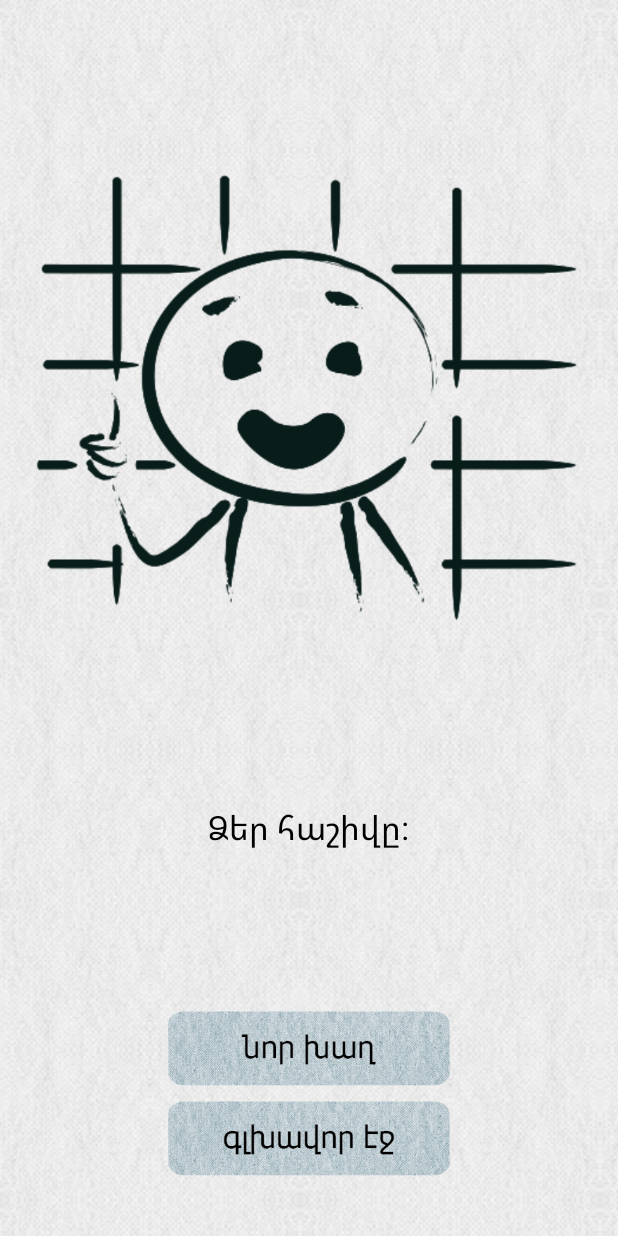
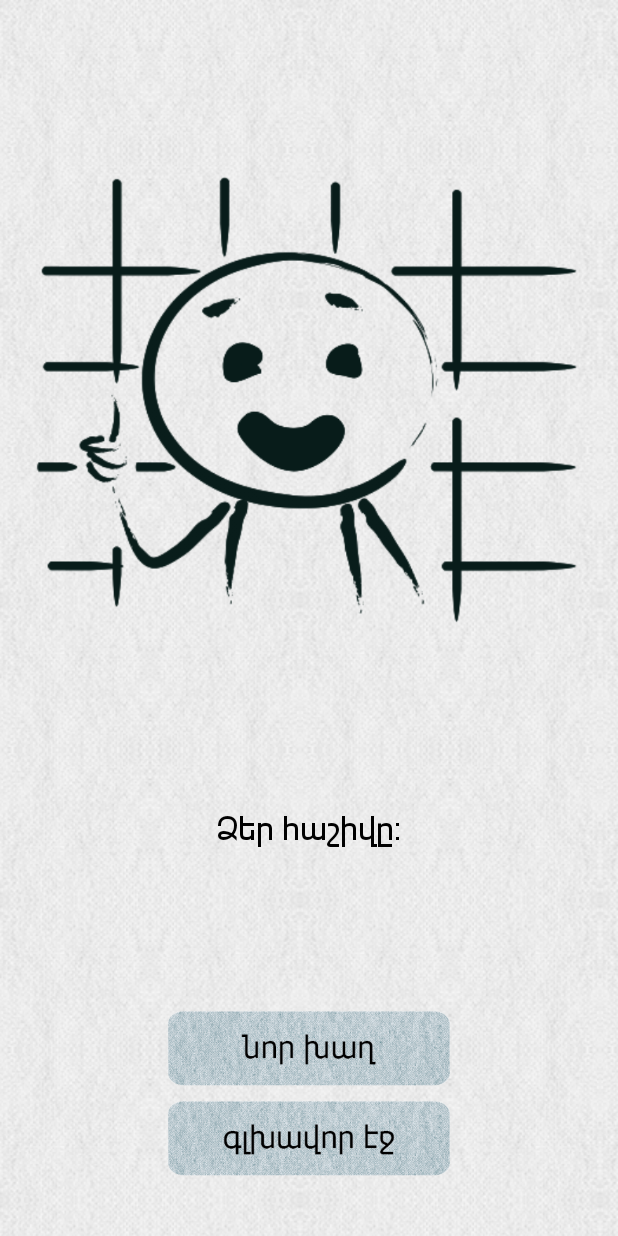
Before and after one commit to shtemaran/hangman, an Android app: the YouLostDialog screen opened directly, with no data from a screen before it, on a phone screen of 412 x 824 dp. Run offline under Robolectric (Android 15) with nearby library versions, the light colour scheme and no system bars; 1 statement that could not run was skipped.

Commit message:
load arnamu typeface from assets at runtime in YouLostDialog
The layout referenced android:fontFamily="@drawable/arnamu" but the
underlying res/drawable/arnamu.ttf has been removed (AGP rejects raw
fonts in res/drawable). Switch to the same pattern MainActivity already
uses: Typeface.createFromAsset(getAssets(), "fonts/arnamu.ttf") and
apply it to the textContainer TextView in code.

```diff
--- a/app/src/main/java/com/example/hangman2/YouLostDialog.java
+++ b/app/src/main/java/com/example/hangman2/YouLostDialog.java
@@ -2,6 +2,7 @@ package com.example.hangman2;
 
 import android.os.Bundle;
 import android.app.Activity;
+import android.graphics.Typeface;
 import android.view.Menu;
 import android.view.View;
 import android.view.View.OnClickListener;
@@ -27,6 +28,9 @@ public class YouLostDialog extends Activity {
 
 		int currentScore=Integer.parseInt(myIntent.getStringExtra("score"));
 		((TextView)(findViewById(R.id.score))).setText(myIntent.getStringExtra("score"));
+
+		Typeface arnamu = Typeface.createFromAsset(getAssets(), "fonts/arnamu.ttf");
+		((TextView)(findViewById(R.id.textContainer))).setTypeface(arnamu);
 
 		SharedPreferences sharedPref = YouLostDialog.this.getPreferences(getApplicationContext().MODE_PRIVATE);
 		String str=getString(R.string.saved_high_score);
--- a/app/src/main/res/layout/activity_you_lost_dialog.xml
+++ b/app/src/main/res/layout/activity_you_lost_dialog.xml
@@ -53,7 +53,6 @@
         android:layout_marginBottom="20dp"
         android:text="@string/yourScore"
         android:textColor="@android:color/black"
-        android:fontFamily="@drawable/arnamu"
         android:textAppearance="?android:attr/textAppearanceLarge" />
 
     <ImageView
```
